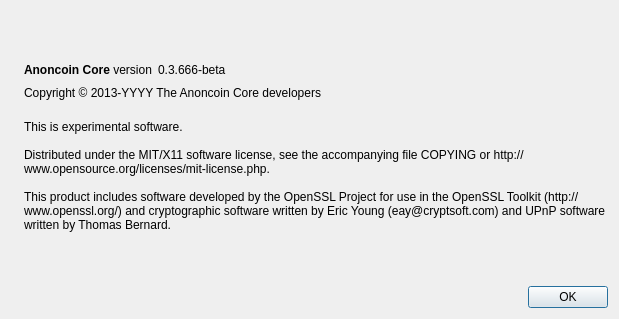
The window that src/qt/forms/aboutdialog.ui (Anoncoin/anoncoin) describes before a commit, drawn with Qt 5.
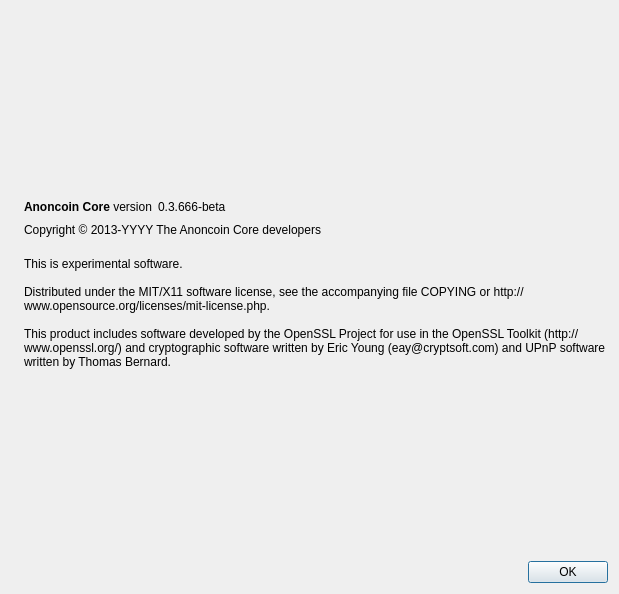
The same window after the commit. Icons and pictures are not drawn.

```diff
--- a/src/qt/forms/aboutdialog.ui
+++ b/src/qt/forms/aboutdialog.ui
@@ -7,7 +7,7 @@
     <x>0</x>
     <y>0</y>
     <width>619</width>
-    <height>319</height>
+    <height>594</height>
    </rect>
   </property>
   <property name="windowTitle">
```
Left out of the diff: 2 changed lines with no effect on the pictures.
